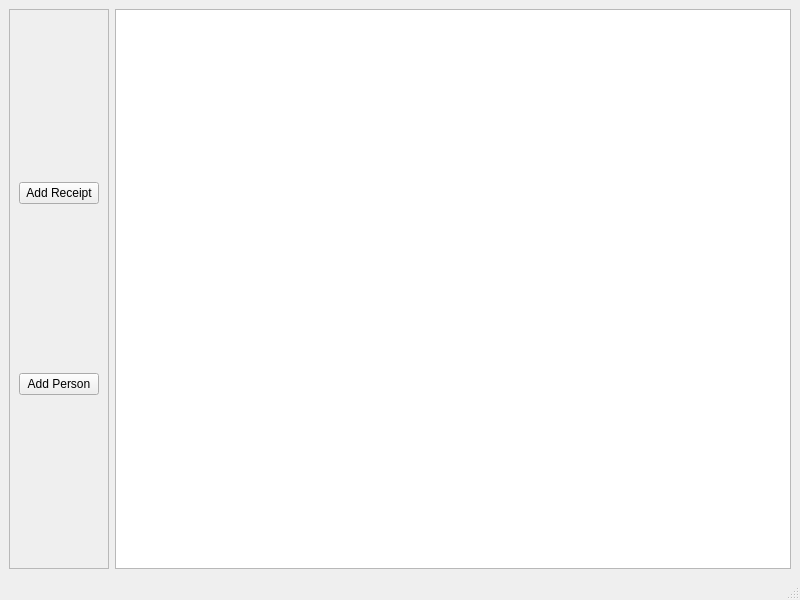
The window that ui/gui_v0.0.2.ui (rtulip/receiptManager) describes before a commit, drawn with Qt 5.
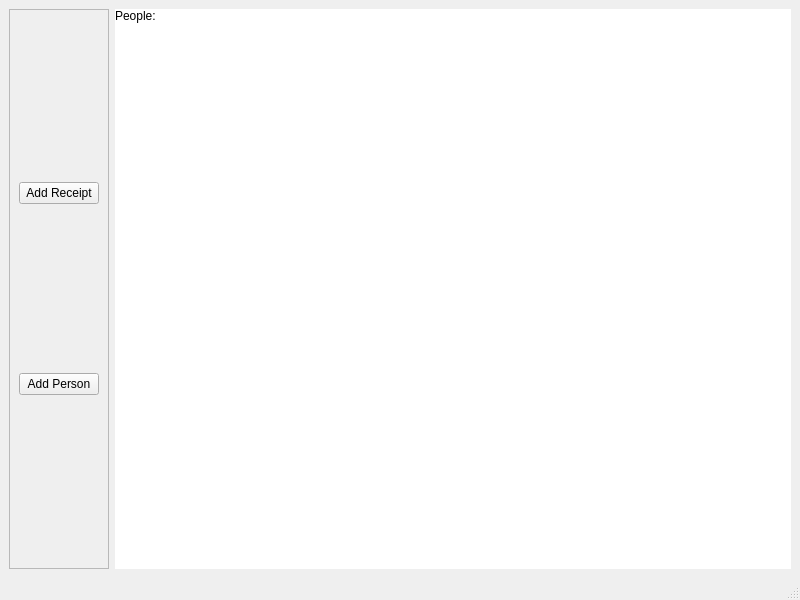
The same window after the commit.

Commit message: Added way to enter new people

The edit to the form file:
```diff
--- a/ui/gui_v0.0.2.ui
+++ b/ui/gui_v0.0.2.ui
@@ -42,7 +42,23 @@
      </widget>
     </item>
     <item>
-     <widget class="QTableView" name="tableView"/>
+     <widget class="QLabel" name="label">
+      <property name="sizePolicy">
+       <sizepolicy hsizetype="Expanding" vsizetype="Preferred">
+        <horstretch>0</horstretch>
+        <verstretch>0</verstretch>
+       </sizepolicy>
+      </property>
+      <property name="styleSheet">
+       <string notr="true">background-color:white;</string>
+      </property>
+      <property name="text">
+       <string>People:</string>
+      </property>
+      <property name="alignment">
+       <set>Qt::AlignLeading|Qt::AlignLeft|Qt::AlignTop</set>
+      </property>
+     </widget>
     </item>
    </layout>
   </widget>
```
The commit also changes 6 other files.
